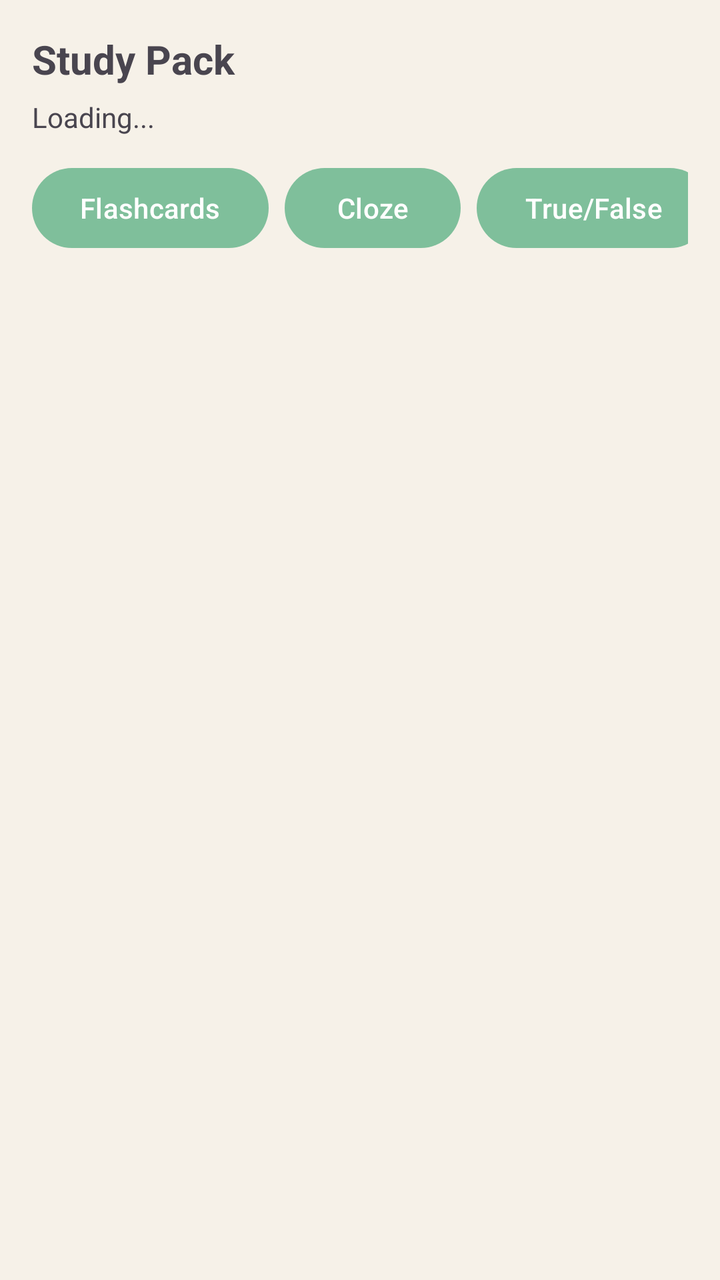
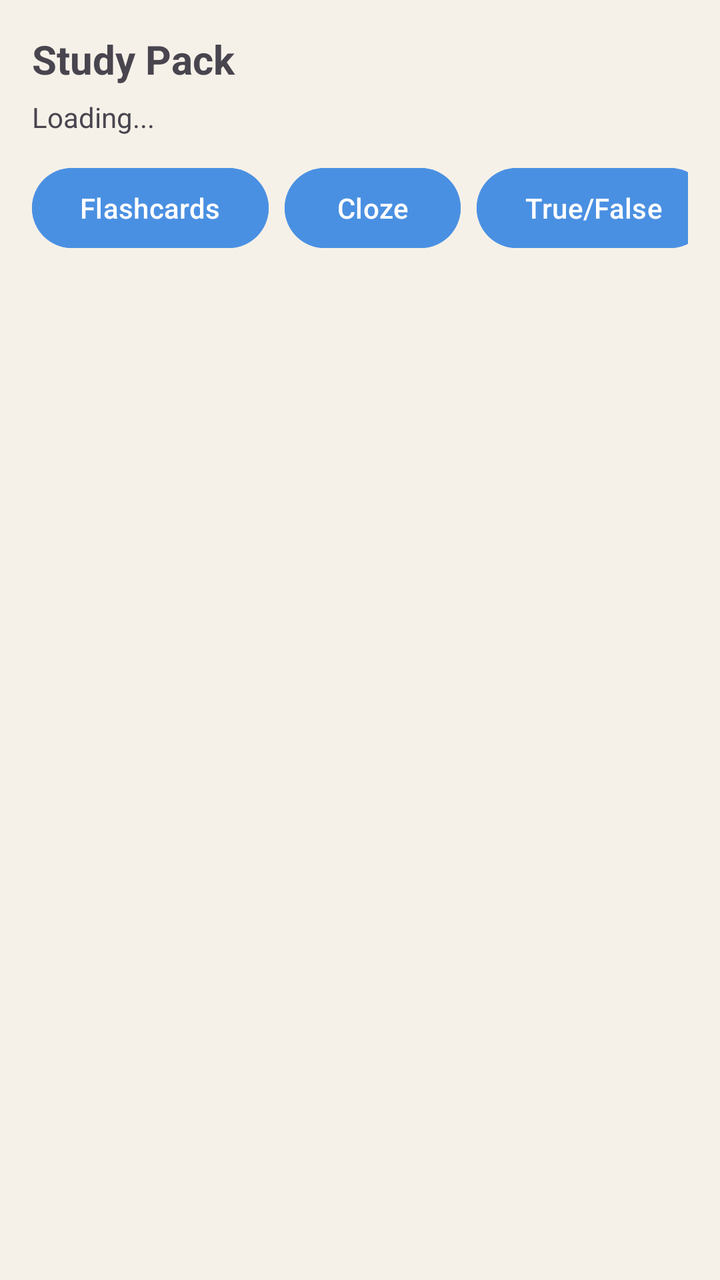

Screens rendered from an Android XML layout before and after an edit, with the pre-edit source and the edit as a unified diff.
<!-- AndroidManifest.xml: application theme Theme.FinalYearProject -->
<!-- res/layout/activity_study_pack.xml -->
<?xml version="1.0" encoding="utf-8"?>
<LinearLayout xmlns:android="http://schemas.android.com/apk/res/android"
    android:layout_width="match_parent"
    android:layout_height="match_parent"
    android:orientation="vertical"
    android:padding="16dp">

    <TextView
        android:id="@+id/studyPackTitleTV"
        android:layout_width="match_parent"
        android:layout_height="wrap_content"
        android:text="Study Pack"
        android:textSize="20sp"
        android:textStyle="bold"
        android:paddingBottom="6dp" />

    <TextView
        android:id="@+id/studyPackStatusTV"
        android:layout_width="match_parent"
        android:layout_height="wrap_content"
        android:text="Loading..."
        android:textSize="14sp"
        android:paddingBottom="12dp" />

    <ProgressBar
        android:id="@+id/studyPackProgress"
        android:layout_width="wrap_content"
        android:layout_height="wrap_content"
        android:layout_gravity="center_horizontal"
        android:visibility="gone" />

    <HorizontalScrollView
        android:id="@+id/studyPackTabsScroll"
        android:layout_width="match_parent"
        android:layout_height="wrap_content"
        android:scrollbars="none"
        android:fillViewport="false"
        android:layout_marginBottom="12dp">

        <LinearLayout
            android:layout_width="wrap_content"
            android:layout_height="wrap_content"
            android:orientation="horizontal">

            <Button
                android:id="@+id/btnFlashcards"
                android:layout_width="wrap_content"
                android:layout_height="wrap_content"
                android:text="Flashcards" />

            <Button
                android:id="@+id/btnCloze"
                android:layout_width="wrap_content"
                android:layout_height="wrap_content"
                android:layout_marginStart="8dp"
                android:text="Cloze" />

            <Button
                android:id="@+id/btnTrueFalse"
                android:layout_width="wrap_content"
                android:layout_height="wrap_content"
                android:layout_marginStart="8dp"
                android:text="True/False" />

            <Button
                android:id="@+id/btnMcq"
                android:layout_width="wrap_content"
                android:layout_height="wrap_content"
                android:layout_marginStart="8dp"
                android:text="MCQ" />

            <Button
                android:id="@+id/btnMatching"
                android:layout_width="wrap_content"
                android:layout_height="wrap_content"
                android:layout_marginStart="8dp"
                android:text="Matching" />
        </LinearLayout>
    </HorizontalScrollView>

    <androidx.recyclerview.widget.RecyclerView
        android:id="@+id/studyPackRecyclerView"
        android:layout_width="match_parent"
        android:layout_height="0dp"
        android:layout_weight="1" />

</LinearLayout>
<!-- resources referenced by this layout -->
<resources>
  <style name="Theme.FinalYearProject" parent="Theme.Material3.DayNight.NoActionBar">
          <item name="colorPrimary">@color/md_primary</item>
          <item name="colorSecondary">@color/md_secondary</item>
          <item name="colorTertiary">@color/md_tertiary</item>
  
          <item name="android:colorBackground">@color/md_background</item>
          <item name="colorSurface">@color/md_surface</item>
          <item name="colorOutline">@color/md_outline</item>
  
          <item name="colorOnPrimary">@color/md_onPrimary</item>
          <item name="colorOnSecondary">@color/md_onSecondary</item>
          <item name="colorOnSurface">@color/md_onSurface</item>
      </style>
  <color name="md_primary">#7FBF9B</color>
  <color name="md_secondary">#5F9E86</color>
  <color name="md_tertiary">#B9A6D3</color>
  <color name="md_background">#F6F1E8</color>
  <color name="md_surface">#FBF7F0</color>
  <color name="md_outline">#D7D0C5</color>
  <color name="md_onPrimary">#FFFFFF</color>
  <color name="md_onSecondary">#FFFFFF</color>
  <color name="md_onSurface">#1E1E1E</color>
</resources>

<!-- the commit's change to res/layout/activity_study_pack.xml (unified diff, before → after) -->
@@ -46,35 +46,49 @@
                 android:id="@+id/btnFlashcards"
                 android:layout_width="wrap_content"
                 android:layout_height="wrap_content"
-                android:text="Flashcards" />
+                android:text="Flashcards"
+                android:backgroundTint="@color/study_blue"
+                android:textColor="@android:color/white"/>
 
             <Button
                 android:id="@+id/btnCloze"
                 android:layout_width="wrap_content"
                 android:layout_height="wrap_content"
                 android:layout_marginStart="8dp"
-                android:text="Cloze" />
+                android:text="Cloze"
+                android:backgroundTint="@color/study_blue"
+                android:textColor="@android:color/white"/>
+            />
 
             <Button
                 android:id="@+id/btnTrueFalse"
                 android:layout_width="wrap_content"
                 android:layout_height="wrap_content"
                 android:layout_marginStart="8dp"
-                android:text="True/False" />
+                android:text="True/False"
+                android:backgroundTint="@color/study_blue"
+                android:textColor="@android:color/white"/>
+            />
 
             <Button
                 android:id="@+id/btnMcq"
                 android:layout_width="wrap_content"
                 android:layout_height="wrap_content"
                 android:layout_marginStart="8dp"
-                android:text="MCQ" />
+                android:text="MCQ"
+                android:backgroundTint="@color/study_blue"
+                android:textColor="@android:color/white"/>
+            />
 
             <Button
                 android:id="@+id/btnMatching"
                 android:layout_width="wrap_content"
                 android:layout_height="wrap_content"
                 android:layout_marginStart="8dp"
-                android:text="Matching" />
+                android:text="Matching"
+                android:backgroundTint="@color/study_blue"
+                android:textColor="@android:color/white"/>
+            />
         </LinearLayout>
     </HorizontalScrollView>
 
<!-- resource entries referenced after the edit -->
@@ -1,5 +1,6 @@
 <!-- resources referenced by this layout -->
 <resources>
+  <color name="study_blue">#4A90E2</color>
   <style name="Theme.FinalYearProject" parent="Theme.Material3.DayNight.NoActionBar">
           <item name="colorPrimary">@color/md_primary</item>
           <item name="colorSecondary">@color/md_secondary</item>
